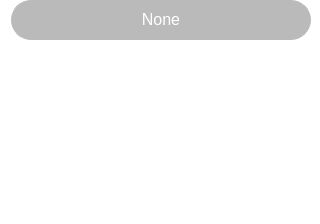
Above: src/qt/veil/forms/toast.ui from Veil-Project/veil before the change. Below: the same form after it.
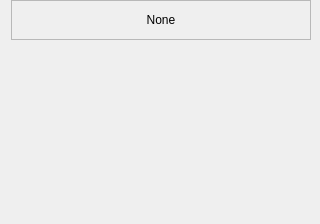
That is the form after the change.

The edit to the form file:
```diff
--- a/src/qt/veil/forms/toast.ui
+++ b/src/qt/veil/forms/toast.ui
@@ -31,11 +31,6 @@
   <property name="windowTitle">
    <string>Form</string>
   </property>
-  <property name="styleSheet">
-   <string notr="true">background-color:transparent;
-margin:0px;
-border:none;</string>
-  </property>
   <layout class="QVBoxLayout" name="verticalLayout_2">
    <property name="topMargin">
     <number>0</number>
@@ -63,13 +58,6 @@
        <height>120</height>
       </size>
      </property>
-     <property name="styleSheet">
-      <string notr="true">#frame {
-background-color:#bababa;
-border-radius:20px;
-border:1px solid #bababa;
-}</string>
-     </property>
      <property name="frameShape">
       <enum>QFrame::StyledPanel</enum>
      </property>
@@ -97,13 +85,6 @@
           <height>0</height>
          </size>
         </property>
-        <property name="styleSheet">
-         <string notr="true">font-size:16px;
-color:#ffffff;
-text-align:center;
-padding:6px;
-</string>
-        </property>
         <property name="text">
          <string>None</string>
         </property>
```
